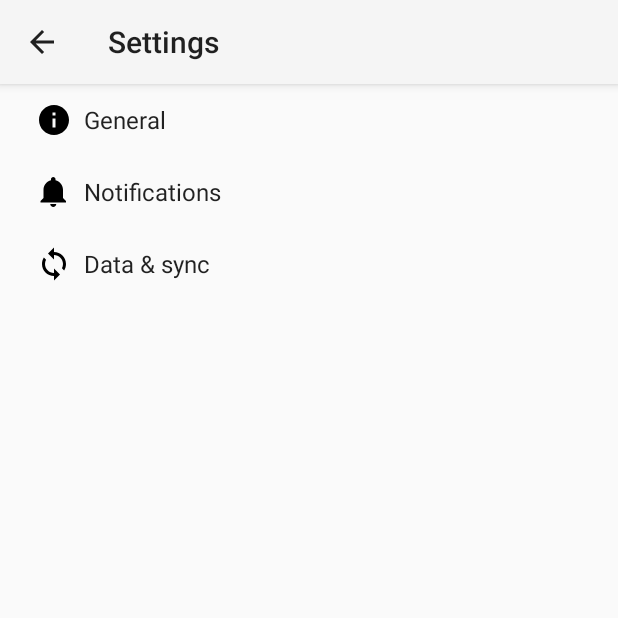
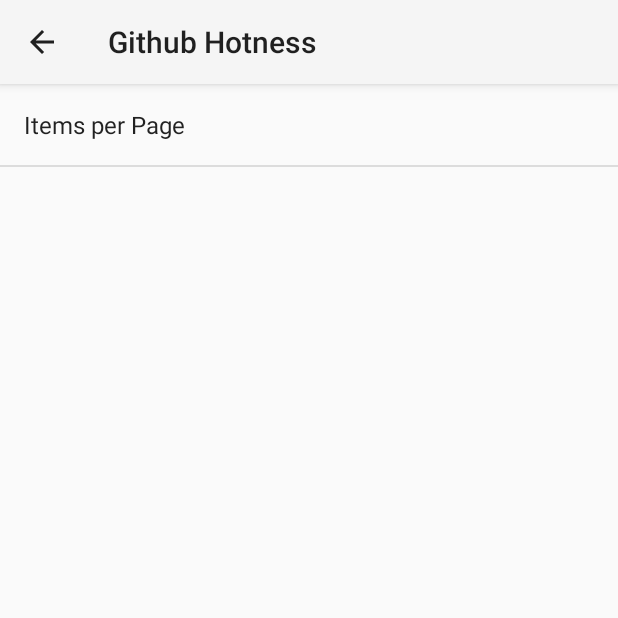
Before and after one commit to srsudar/GithubHotness, an Android app: the SettingsActivity screen opened directly, with no data from a screen before it, on a phone screen of 412 x 824 dp, the top half of it. Run offline under Robolectric (Android 15) with nearby library versions, the phone set to English and light mode, and no system bars.

Commit message:
Remove Android's utterly BS autogen preferences

```diff
--- a/app/src/main/AndroidManifest.xml
+++ b/app/src/main/AndroidManifest.xml
@@ -25,6 +25,8 @@
                 android:name=".SettingsActivity"
                 android:label="@string/title_activity_settings">
         </activity>
+        <activity android:name=".ui.activity.SettingsActivity">
+        </activity>
     </application>
 
 </manifest>
--- a/app/src/main/java/org/cse390/githubhotness/AppCompatPreferenceActivity.java
+++ /dev/null
@@ -1,112 +0,0 @@
-package org.cse390.githubhotness;
-
-import android.content.res.Configuration;
-import android.os.Bundle;
-import android.preference.PreferenceActivity;
-import android.support.annotation.LayoutRes;
-import android.support.annotation.Nullable;
-import android.support.v7.app.ActionBar;
-import android.support.v7.app.AppCompatDelegate;
-import android.support.v7.widget.Toolbar;
-import android.view.MenuInflater;
-import android.view.View;
-import android.view.ViewGroup;
-
-/**
- * A {@link android.preference.PreferenceActivity} which implements and proxies
- * the necessary calls to be used with AppCompat.
- * <p>
- * This was generated automatically by Android Studio after adding a new
- * Settings Activity.
- */
-public abstract class AppCompatPreferenceActivity extends PreferenceActivity {
-
-  private AppCompatDelegate mDelegate;
-
-  @Override
-  protected void onCreate(Bundle savedInstanceState) {
-    getDelegate().installViewFactory();
-    getDelegate().onCreate(savedInstanceState);
-    super.onCreate(savedInstanceState);
-  }
-
-  @Override
-  protected void onPostCreate(Bundle savedInstanceState) {
-    super.onPostCreate(savedInstanceState);
-    getDelegate().onPostCreate(savedInstanceState);
-  }
-
-  public ActionBar getSupportActionBar() {
-    return getDelegate().getSupportActionBar();
-  }
-
-  public void setSupportActionBar(@Nullable Toolbar toolbar) {
-    getDelegate().setSupportActionBar(toolbar);
-  }
-
-  @Override
-  public MenuInflater getMenuInflater() {
-    return getDelegate().getMenuInflater();
-  }
-
-  @Override
-  public void setContentView(@LayoutRes int layoutResID) {
-    getDelegate().setContentView(layoutResID);
-  }
-
-  @Override
-  public void setContentView(View view) {
-    getDelegate().setContentView(view);
-  }
-
-  @Override
-  public void setContentView(View view, ViewGroup.LayoutParams params) {
-    getDelegate().setContentView(view, params);
-  }
-
-  @Override
-  public void addContentView(View view, ViewGroup.LayoutParams params) {
-    getDelegate().addContentView(view, params);
-  }
-
-  @Override
-  protected void onPostResume() {
-    super.onPostResume();
-    getDelegate().onPostResume();
-  }
-
-  @Override
-  protected void onTitleChanged(CharSequence title, int color) {
-    super.onTitleChanged(title, color);
-    getDelegate().setTitle(title);
-  }
-
-  @Override
-  public void onConfigurationChanged(Configuration newConfig) {
-    super.onConfigurationChanged(newConfig);
-    getDelegate().onConfigurationChanged(newConfig);
-  }
-
-  @Override
-  protected void onStop() {
-    super.onStop();
-    getDelegate().onStop();
-  }
-
-  @Override
-  protected void onDestroy() {
-    super.onDestroy();
-    getDelegate().onDestroy();
-  }
-
-  public void invalidateOptionsMenu() {
-    getDelegate().invalidateOptionsMenu();
-  }
-
-  private AppCompatDelegate getDelegate() {
-    if (mDelegate == null) {
-      mDelegate = AppCompatDelegate.create(this, null);
-    }
-    return mDelegate;
-  }
-}
--- a/app/src/main/java/org/cse390/githubhotness/ui/activity/BaseActivity.java
+++ b/app/src/main/java/org/cse390/githubhotness/ui/activity/BaseActivity.java
@@ -1,5 +1,6 @@
 package org.cse390.githubhotness.ui.activity;
 
+import android.app.Activity;
 import android.os.Bundle;
 import android.support.v7.app.AppCompatActivity;
 
--- /dev/null
+++ b/app/src/main/java/org/cse390/githubhotness/ui/activity/SettingsActivity.java
@@ -0,0 +1,42 @@
+package org.cse390.githubhotness.ui.activity;
+
+import android.preference.PreferenceFragment;
+import android.support.v7.app.AppCompatActivity;
+import android.os.Bundle;
+import android.view.MenuItem;
+
+import org.cse390.githubhotness.R;
+
+public class SettingsActivity extends BaseActivity {
+  @Override
+  protected void onCreate(Bundle savedInstanceState) {
+    super.onCreate(savedInstanceState);
+    getFragmentManager().beginTransaction().replace(android.R.id.content,
+        new PrefsFragment()).commit();
+
+    getSupportActionBar().setDisplayHomeAsUpEnabled(true);
+  }
+
+  @Override
+  public boolean onOptionsItemSelected(MenuItem item) {
+    if (item.getItemId() == android.R.id.home) {
+      finish();
+      return true;
+    }
+    return super.onOptionsItemSelected(item);
+  }
+
+  @Override
+  protected void setupActivityComponent() {
+
+  }
+
+  public static class PrefsFragment extends PreferenceFragment {
+    @Override
+    public void onCreate(Bundle savedInstanceState) {
+      super.onCreate(savedInstanceState);
+
+      addPreferencesFromResource(R.xml.pref_general);
+    }
+  }
+}
--- a/app/src/main/java/org/cse390/githubhotness/ui/activity/presenter/RepoListActivityPresenter.java
+++ b/app/src/main/java/org/cse390/githubhotness/ui/activity/presenter/RepoListActivityPresenter.java
@@ -3,7 +3,7 @@ package org.cse390.githubhotness.ui.activity.presenter;
 import android.content.Context;
 import android.content.Intent;
 
-import org.cse390.githubhotness.SettingsActivity;
+import org.cse390.githubhotness.ui.activity.SettingsActivity;
 
 /**
  * Created by sudars on 11/3/16.
--- a/app/src/main/res/values-w820dp/dimens.xml
+++ b/app/src/main/res/values-w820dp/dimens.xml
@@ -1,6 +1,6 @@
 <resources>
-  <!-- Example customization of dimensions originally defined in res/values/dimens.xml
+    <!-- Example customization of dimensions originally defined in res/values/dimens.xml
          (such as screen margins) for screens with more than 820dp of available width. This
          would include 7" and 10" devices in landscape (~960dp and ~1280dp respectively). -->
-  <dimen name="activity_horizontal_margin">64dp</dimen>
+    <dimen name="activity_horizontal_margin">64dp</dimen>
 </resources>
--- a/app/src/main/res/values/strings.xml
+++ b/app/src/main/res/values/strings.xml
@@ -59,6 +59,19 @@
         <item>-1</item>
     </string-array>
 
+    <string name="pref_title_items_per_page">Items per Page</string>
+    <string-array name="pref_items_per_page_titles">
+        <item>5</item>
+        <item>15</item>
+        <item>25</item>
+    </string-array>
+
+    <string-array name="pref_items_per_page_values">
+        <item>5</item>
+        <item>15</item>
+        <item>25</item>
+    </string-array>
+
     <string-array name="list_preference_entries">
         <item>Entry 1</item>
         <item>Entry 2</item>
--- a/app/src/main/res/xml/pref_data_sync.xml
+++ /dev/null
@@ -1,21 +0,0 @@
-<PreferenceScreen xmlns:android="http://schemas.android.com/apk/res/android">
-
-    <!-- NOTE: Hide buttons to simplify the UI. Users can touch outside the dialog to
-         dismiss it. -->
-    <!-- NOTE: ListPreference's summary should be set to its value by the activity code. -->
-    <ListPreference
-            android:key="sync_frequency"
-            android:title="@string/pref_title_sync_frequency"
-            android:entries="@array/pref_sync_frequency_titles"
-            android:entryValues="@array/pref_sync_frequency_values"
-            android:defaultValue="180"
-            android:negativeButtonText="@null"
-            android:positiveButtonText="@null"/>
-
-    <!-- This preference simply launches an intent when selected. Use this UI sparingly, per
-         design guidelines. -->
-    <Preference android:title="@string/pref_title_system_sync_settings">
-        <intent android:action="android.settings.SYNC_SETTINGS"/>
-    </Preference>
-
-</PreferenceScreen>
--- a/app/src/main/res/xml/pref_general.xml
+++ b/app/src/main/res/xml/pref_general.xml
@@ -1,42 +1,16 @@
 <PreferenceScreen xmlns:android="http://schemas.android.com/apk/res/android">
 
-    <SwitchPreference
-            android:key="example_switch"
-            android:title="@string/pref_title_social_recommendations"
-            android:summary="@string/pref_description_social_recommendations"
-            android:defaultValue="true"/>
-
-    <!-- NOTE: EditTextPreference accepts EditText attributes. -->
-    <!-- NOTE: EditTextPreference's summary should be set to its value by the activity code. -->
-    <EditTextPreference
-            android:key="example_text"
-            android:title="@string/pref_title_display_name"
-            android:defaultValue="@string/pref_default_display_name"
-            android:selectAllOnFocus="true"
-            android:inputType="textCapWords"
-            android:capitalize="words"
-            android:singleLine="true"
-            android:maxLines="1"/>
-
     <!-- NOTE: Hide buttons to simplify the UI. Users can touch outside the dialog to
-         dismiss it. -->
+     dismiss it. -->
     <!-- NOTE: ListPreference's summary should be set to its value by the activity code. -->
     <ListPreference
-            android:key="example_list"
-            android:title="@string/pref_title_add_friends_to_messages"
-            android:defaultValue="-1"
-            android:entries="@array/pref_example_list_titles"
-            android:entryValues="@array/pref_example_list_values"
+            android:key="per_page"
+            android:title="@string/pref_title_items_per_page"
+            android:defaultValue="25"
+            android:entries="@array/pref_items_per_page_titles"
+            android:entryValues="@array/pref_items_per_page_values"
             android:negativeButtonText="@null"
-            android:positiveButtonText="@null"/>
+            android:positiveButtonText="@null" />
 
-    <EditTextPreference
-        android:key="per_page"
-        android:title="Items per Page"
-        android:defaultValue="25"
-        android:selectAllOnFocus="true"
-        android:inputType="number"
-        android:singleLine="true"
-        android:maxLines="1" />
 
 </PreferenceScreen>
--- a/app/src/main/res/xml/pref_headers.xml
+++ /dev/null
@@ -1,20 +0,0 @@
-<preference-headers xmlns:android="http://schemas.android.com/apk/res/android">
-
-    <!-- These settings headers are only used on tablets. -->
-
-    <header
-            android:fragment="org.cse390.githubhotness.SettingsActivity$GeneralPreferenceFragment"
-            android:title="@string/pref_header_general"
-            android:icon="@drawable/ic_info_black_24dp"/>
-
-    <header
-            android:fragment="org.cse390.githubhotness.SettingsActivity$NotificationPreferenceFragment"
-            android:title="@string/pref_header_notifications"
-            android:icon="@drawable/ic_notifications_black_24dp"/>
-
-    <header
-            android:fragment="org.cse390.githubhotness.SettingsActivity$DataSyncPreferenceFragment"
-            android:title="@string/pref_header_data_sync"
-            android:icon="@drawable/ic_sync_black_24dp"/>
-
-</preference-headers>
--- a/app/src/main/res/xml/pref_notification.xml
+++ /dev/null
@@ -1,27 +0,0 @@
-<PreferenceScreen xmlns:android="http://schemas.android.com/apk/res/android">
-
-    <!-- A 'parent' preference, which enables/disables child preferences (below)
-         when checked/unchecked. -->
-    <SwitchPreference
-            android:key="notifications_new_message"
-            android:title="@string/pref_title_new_message_notifications"
-            android:defaultValue="true"/>
-
-    <!-- Allows the user to choose a ringtone in the 'notification' category. -->
-    <!-- NOTE: This preference will be enabled only when the checkbox above is checked. -->
-    <!-- NOTE: RingtonePreference's summary should be set to its value by the activity code. -->
-    <RingtonePreference
-            android:dependency="notifications_new_message"
-            android:key="notifications_new_message_ringtone"
-            android:title="@string/pref_title_ringtone"
-            android:ringtoneType="notification"
-            android:defaultValue="content://settings/system/notification_sound"/>
-
-    <!-- NOTE: This preference will be enabled only when the checkbox above is checked. -->
-    <SwitchPreference
-            android:dependency="notifications_new_message"
-            android:key="notifications_new_message_vibrate"
-            android:title="@string/pref_title_vibrate"
-            android:defaultValue="true"/>
-
-</PreferenceScreen>
```
Also changed, not shown: app/src/main/java/org/cse390/githubhotness/SettingsActivity.java (deleted, +0 -265 lines), app/src/main/res/layout/activity_settings_frag.xml (added, +14 -0 lines), app/src/main/res/values/dimens.xml (+4 -4 lines).
